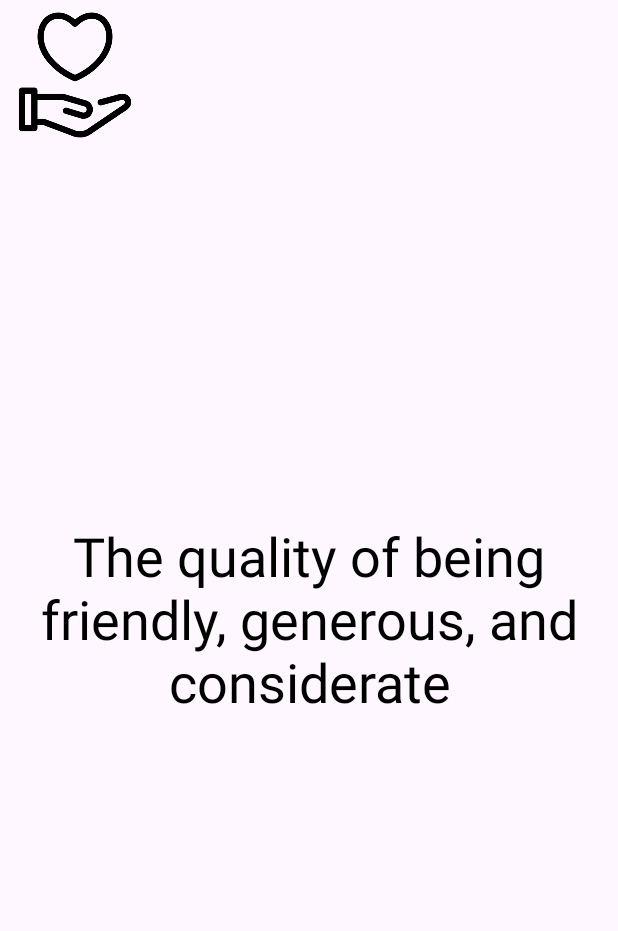
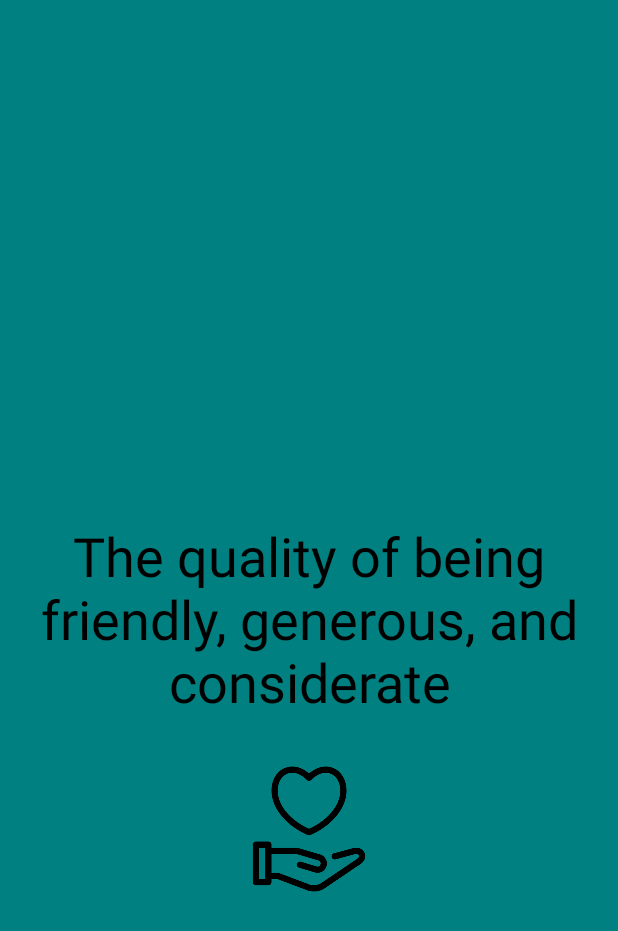
Before and after one commit to bymaskeli53/KekodFirstWeekProject, an Android app: the KindnessFragment screen opened through its navigation route, on a phone screen of 412 x 824 dp. Shown: the top 931 px of the screen. Run offline under Robolectric (Android 15) with nearby library versions, the phone set to English and light mode, and no system bars; our stand-ins replace navigation-ui; Roboto replaces fonts that are not available here.

Commit message:
Update background colors of screens

```diff
--- a/app/src/main/res/layout/fragment_giving.xml
+++ b/app/src/main/res/layout/fragment_giving.xml
@@ -4,6 +4,7 @@
     xmlns:tools="http://schemas.android.com/tools"
     android:layout_width="match_parent"
     android:layout_height="match_parent"
+    android:background="@color/tango"
     tools:context=".GivingFragment">
 
 
--- a/app/src/main/res/layout/fragment_happiness.xml
+++ b/app/src/main/res/layout/fragment_happiness.xml
@@ -4,6 +4,7 @@
     xmlns:tools="http://schemas.android.com/tools"
     android:layout_width="match_parent"
     android:layout_height="match_parent"
+    android:background="@color/lime"
     tools:context=".GivingFragment">
 
 
--- a/app/src/main/res/layout/fragment_kindness.xml
+++ b/app/src/main/res/layout/fragment_kindness.xml
@@ -4,6 +4,7 @@
     xmlns:tools="http://schemas.android.com/tools"
     android:layout_width="match_parent"
     android:layout_height="match_parent"
+    android:background="@color/teal"
     tools:context=".GivingFragment">
 
 
@@ -24,8 +25,8 @@
         android:layout_height="100dp"
         android:src="@drawable/kindness"
         android:layout_marginTop="24dp"
-        app:layout_constraintEnd_toEndOf="@+id/textView"
-        app:layout_constraintStart_toStartOf="@+id/textView"
-        app:layout_constraintTop_toBottomOf="@+id/textView" />
+        app:layout_constraintEnd_toEndOf="@+id/tv_kindness"
+        app:layout_constraintStart_toStartOf="@+id/tv_kindness"
+        app:layout_constraintTop_toBottomOf="@+id/tv_kindness" />
 
 </androidx.constraintlayout.widget.ConstraintLayout>
--- a/app/src/main/res/layout/fragment_optimism.xml
+++ b/app/src/main/res/layout/fragment_optimism.xml
@@ -4,6 +4,7 @@
     xmlns:tools="http://schemas.android.com/tools"
     android:layout_width="match_parent"
     android:layout_height="match_parent"
+    android:background="@color/serenity"
     tools:context=".GivingFragment">
 
 
--- a/app/src/main/res/layout/fragment_respect.xml
+++ b/app/src/main/res/layout/fragment_respect.xml
@@ -4,6 +4,7 @@
     xmlns:tools="http://schemas.android.com/tools"
     android:layout_width="match_parent"
     android:layout_height="match_parent"
+    android:background="@color/teal"
     tools:context=".GivingFragment">
 
 
--- a/app/src/main/res/values/colors.xml
+++ b/app/src/main/res/values/colors.xml
@@ -2,4 +2,10 @@
 <resources>
     <color name="black">#FF000000</color>
     <color name="white">#FFFFFFFF</color>
+    <color name="maroon">#800000</color>
+    <color name="teal">#008080</color>
+    <color name="lime">#00FF00</color>
+    <color name="coral">#FF6F61</color>
+    <color name="serenity">#92A8D1</color>
+    <color name="tango">#DD4124</color>
 </resources>
```
